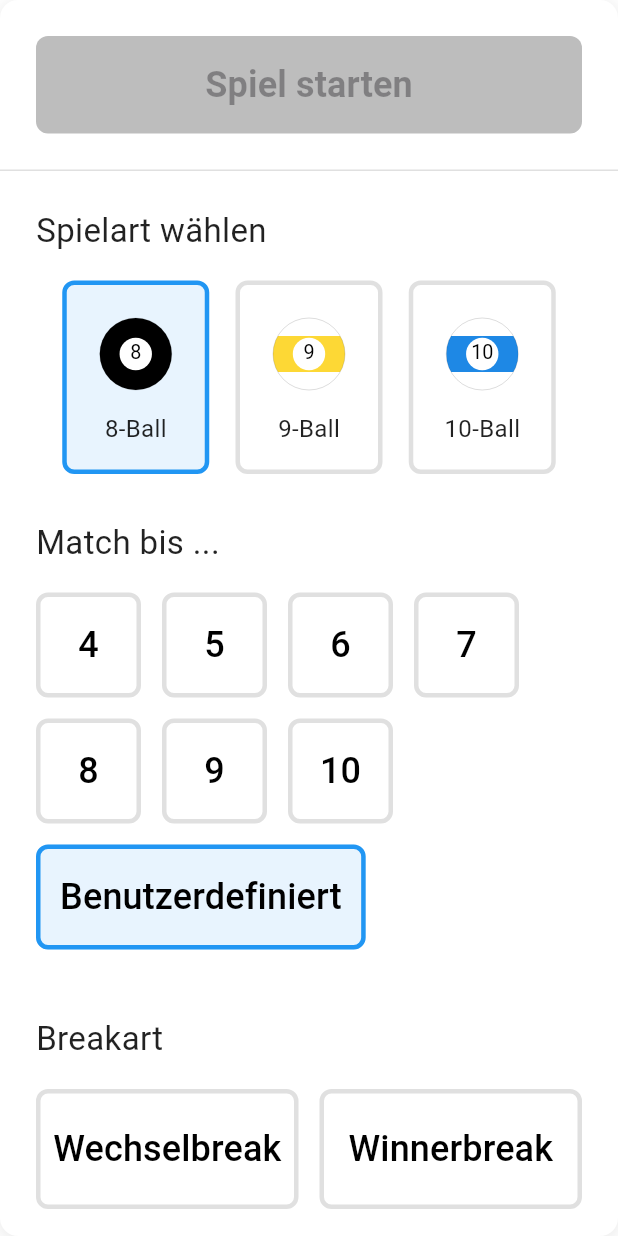
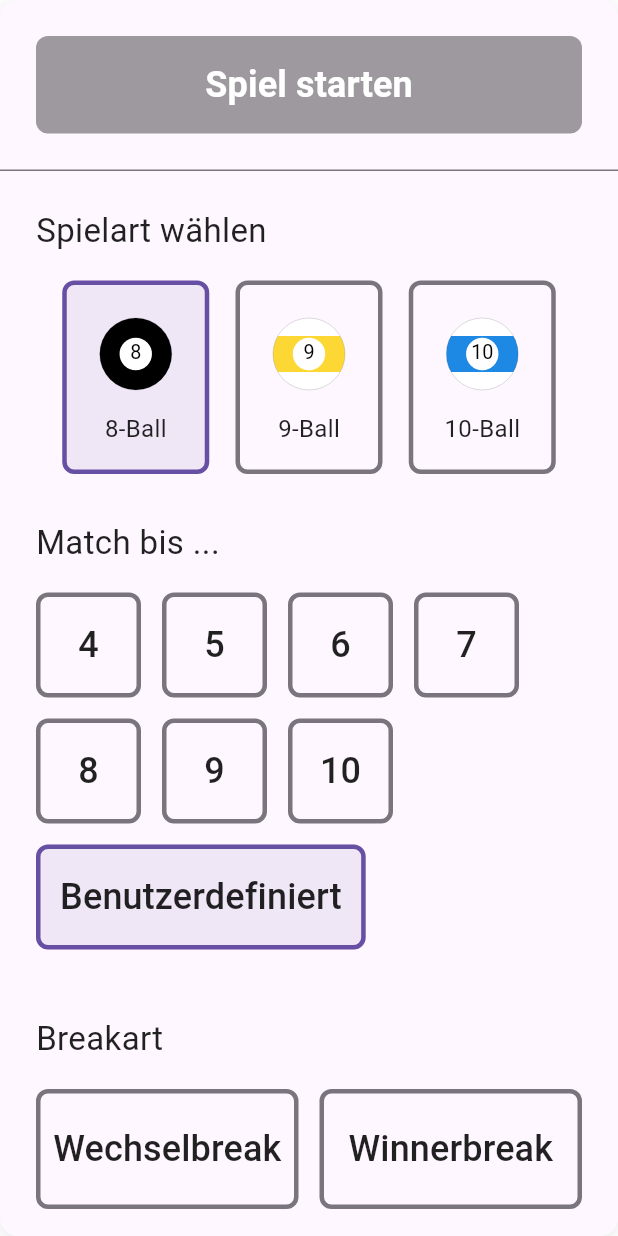
Before and after one commit to andyPetsch/club_score, a Flutter app: the PoolGameModal screen opened directly, on a phone screen of 412 x 824 dp. Run offline on Flutter 3.47's test engine with Material 3 defaults, Android fonts, the phone set to English and light mode, and no system bars; our stand-ins replace flutter_svg, shared_preferences; accounts and stored records are empty.

Commit message:
improved dark mode visibility

```diff
--- a/lib/theme/app_themes.dart
+++ b/lib/theme/app_themes.dart
@@ -38,6 +38,8 @@ class AppThemes {
       BilliardsThemeExtension(
         scoreBackgroundColor: lightScoreBackground,
         playerCardColor: lightSurface,
+        selectedItemBackground: Colors.blue.withOpacity(0.2),
+        selectedItemBorder: Colors.blue,
       ),
     ],
   );
@@ -69,6 +71,8 @@ class AppThemes {
       BilliardsThemeExtension(
         scoreBackgroundColor: darkScoreBackground,
         playerCardColor: darkSurface,
+        selectedItemBackground: Colors.blue.withOpacity(0.2),
+        selectedItemBorder: Colors.blue,
       ),
     ],
   );
@@ -78,20 +82,29 @@ class AppThemes {
 class BilliardsThemeExtension extends ThemeExtension<BilliardsThemeExtension> {
   final Color scoreBackgroundColor;
   final Color playerCardColor;
+  final Color selectedItemBackground;
+  final Color selectedItemBorder;
 
   BilliardsThemeExtension({
     required this.scoreBackgroundColor,
     required this.playerCardColor,
+    required this.selectedItemBackground,
+    required this.selectedItemBorder,
   });
 
   @override
   ThemeExtension<BilliardsThemeExtension> copyWith({
     Color? scoreBackgroundColor,
     Color? playerCardColor,
+    Color? selectedItemBackground,
+    Color? selectedItemBorder,
   }) {
     return BilliardsThemeExtension(
       scoreBackgroundColor: scoreBackgroundColor ?? this.scoreBackgroundColor,
       playerCardColor: playerCardColor ?? this.playerCardColor,
+      selectedItemBackground:
+          selectedItemBackground ?? this.selectedItemBackground,
+      selectedItemBorder: selectedItemBorder ?? this.selectedItemBorder,
     );
   }
 
@@ -114,6 +127,16 @@ class BilliardsThemeExtension extends ThemeExtension<BilliardsThemeExtension> {
         other.playerCardColor,
         t,
       )!,
+      selectedItemBackground: Color.lerp(
+        selectedItemBackground,
+        other.selectedItemBackground,
+        t,
+      )!,
+      selectedItemBorder: Color.lerp(
+        selectedItemBorder,
+        other.selectedItemBorder,
+        t,
+      )!,
     );
   }
 }
--- a/lib/widgets/pool_game_modal.dart
+++ b/lib/widgets/pool_game_modal.dart
@@ -1,6 +1,7 @@
 // lib/widgets/pool_game_modal.dart
 import 'package:flutter/material.dart';
 import '../utils/svg_provider.dart';
+import '../theme/app_themes.dart';
 
 class PoolGameModal extends StatefulWidget {
   final Function(String gameType, int raceToWin, String breakType) onGameStart;
@@ -32,13 +33,24 @@ class _PoolGameModalState extends State<PoolGameModal> {
 
   @override
   Widget build(BuildContext context) {
+    final ThemeData theme = Theme.of(context);
+    final ColorScheme colorScheme = theme.colorScheme;
+    final Color primaryColor = theme.primaryColor;
+    final Color backgroundColor = theme.cardColor;
+    final Color textColor = theme.textTheme.bodyLarge?.color ?? Colors.black;
+    final Color disabledColor = theme.disabledColor;
+
+    // Get billiards theme extension
+    final themeExt = theme.extension<BilliardsThemeExtension>();
+    final Color cardColor = themeExt?.playerCardColor ?? backgroundColor;
+
     return Scaffold(
       backgroundColor: Colors.transparent,
       body: Center(
         child: Container(
           width: 650,
           decoration: BoxDecoration(
-            color: Colors.white,
+            color: backgroundColor,
             borderRadius: BorderRadius.circular(12),
             boxShadow: [
               BoxShadow(
@@ -54,25 +66,29 @@ class _PoolGameModalState extends State<PoolGameModal> {
               // Header
               Container(
                 padding: const EdgeInsets.all(24),
-                decoration: const BoxDecoration(
+                decoration: BoxDecoration(
                   border: Border(
-                    bottom: BorderSide(color: Colors.black12, width: 1),
+                    bottom: BorderSide(color: theme.dividerColor, width: 1),
                   ),
                 ),
                 child: ElevatedButton(
                   onPressed: _canStartGame() ? _startGame : null,
                   style: ElevatedButton.styleFrom(
-                    backgroundColor: Colors.blue,
-                    disabledBackgroundColor: Colors.grey.shade400,
-                    foregroundColor: Colors.white,
+                    backgroundColor: primaryColor,
+                    disabledBackgroundColor: disabledColor,
+                    foregroundColor: colorScheme.onPrimary,
                     minimumSize: const Size.fromHeight(65),
                     shape: RoundedRectangleBorder(
                       borderRadius: BorderRadius.circular(8),
                     ),
                   ),
-                  child: const Text(
+                  child: Text(
                     'Spiel starten',
-                    style: TextStyle(fontSize: 24, fontWeight: FontWeight.bold),
+                    style: TextStyle(
+                      fontSize: 24,
+                      fontWeight: FontWeight.bold,
+                      color: colorScheme.onPrimary,
+                    ),
                   ),
                 ),
               ),
@@ -84,9 +100,9 @@ class _PoolGameModalState extends State<PoolGameModal> {
                   child: Column(
                     crossAxisAlignment: CrossAxisAlignment.start,
                     children: [
-                      const Text(
+                      Text(
                         'Spielart wählen',
-                        style: TextStyle(fontSize: 22),
+                        style: TextStyle(fontSize: 22, color: textColor),
                       ),
                       const SizedBox(height: 18),
 
@@ -101,9 +117,9 @@ class _PoolGameModalState extends State<PoolGameModal> {
                       ),
                       const SizedBox(height: 30),
 
-                      const Text(
+                      Text(
                         'Match bis ...',
-                        style: TextStyle(fontSize: 22),
+                        style: TextStyle(fontSize: 22, color: textColor),
                       ),
                       const SizedBox(height: 18),
 
@@ -127,13 +143,15 @@ class _PoolGameModalState extends State<PoolGameModal> {
                             width: double.infinity,
                             child: TextField(
                               keyboardType: TextInputType.number,
-                              style: const TextStyle(fontSize: 22),
-                              decoration: const InputDecoration(
+                              style: TextStyle(fontSize: 22, color: textColor),
+                              decoration: InputDecoration(
                                 border: OutlineInputBorder(),
                                 contentPadding: EdgeInsets.all(20),
                                 hintText: '1-99',
                                 labelText: 'Benutzerdefiniert',
                                 labelStyle: TextStyle(fontSize: 20),
+                                fillColor: cardColor,
+                                filled: true,
                               ),
                               onChanged: (value) {
                                 if (value.isNotEmpty) {
@@ -168,9 +186,9 @@ class _PoolGameModalState extends State<PoolGameModal> {
                         ),
                       const SizedBox(height: 30),
 
-                      const Text(
+                      Text(
                         'Breakart',
-                        style: TextStyle(fontSize: 22),
+                        style: TextStyle(fontSize: 22, color: textColor),
                       ),
                       const SizedBox(height: 18),
 
@@ -199,6 +217,12 @@ class _PoolGameModalState extends State<PoolGameModal> {
   }
 
   Widget _buildGameOption(BuildContext context, String gameType) {
+    final ThemeData theme = Theme.of(context);
+    final Color primaryColor = theme.primaryColor;
+    final Color textColor = theme.textTheme.bodyLarge?.color ?? Colors.black;
+    final Color cardColor = theme.cardColor;
+    final Color borderColor = theme.dividerColor;
+
     int ballNumber;
     switch (gameType) {
       case '8ball':
@@ -226,11 +250,11 @@ class _PoolGameModalState extends State<PoolGameModal> {
         padding: const EdgeInsets.all(16),
         decoration: BoxDecoration(
           border: Border.all(
-            color: isSelected ? Colors.blue : Colors.grey.shade300,
+            color: isSelected ? primaryColor : borderColor,
             width: 3,
           ),
           borderRadius: BorderRadius.circular(8),
-          color: isSelected ? Colors.blue.withOpacity(0.1) : Colors.white,
+          color: isSelected ? primaryColor.withOpacity(0.1) : cardColor,
         ),
         child: Column(
           children: [
@@ -238,7 +262,7 @@ class _PoolGameModalState extends State<PoolGameModal> {
             const SizedBox(height: 8),
             Text(
               '$ballNumber-Ball',
-              style: const TextStyle(fontSize: 16),
+              style: TextStyle(fontSize: 16, color: textColor),
             ),
           ],
         ),
@@ -247,6 +271,12 @@ class _PoolGameModalState extends State<PoolGameModal> {
   }
 
   Widget _buildRaceButton(int? race) {
+    final ThemeData theme = Theme.of(context);
+    final Color primaryColor = theme.primaryColor;
+    final Color textColor = theme.textTheme.bodyLarge?.color ?? Colors.black;
+    final Color cardColor = theme.cardColor;
+    final Color borderColor = theme.dividerColor;
+
     final isSelected = race == selectedRace || (race == null && showCustomRace);
     final isCustom = race == null;
 
@@ -263,13 +293,12 @@ class _PoolGameModalState extends State<PoolGameModal> {
         });
       },
       style: ElevatedButton.styleFrom(
-        backgroundColor:
-            isSelected ? Colors.blue.withOpacity(0.1) : Colors.white,
-        foregroundColor: Colors.black,
+        backgroundColor: isSelected ? primaryColor.withOpacity(0.1) : cardColor,
+        foregroundColor: textColor,
         padding: const EdgeInsets.symmetric(horizontal: 16, vertical: 14),
         minimumSize: const Size(70, 70),
         side: BorderSide(
-          color: isSelected ? Colors.blue : Colors.grey.shade300,
+          color: isSelected ? primaryColor : borderColor,
           width: 3,
         ),
         elevation: 0,
@@ -279,12 +308,18 @@ class _PoolGameModalState extends State<PoolGameModal> {
       ),
       child: Text(
         isCustom ? 'Benutzerdefiniert' : race.toString(),
-        style: const TextStyle(fontSize: 24),
+        style: TextStyle(fontSize: 24, color: textColor),
       ),
     );
   }
 
   Widget _buildBreakButton(String breakType, String label) {
+    final ThemeData theme = Theme.of(context);
+    final Color primaryColor = theme.primaryColor;
+    final Color textColor = theme.textTheme.bodyLarge?.color ?? Colors.black;
+    final Color cardColor = theme.cardColor;
+    final Color borderColor = theme.dividerColor;
+
     final isSelected = selectedBreak == breakType;
 
     return ElevatedButton(
@@ -294,13 +329,12 @@ class _PoolGameModalState extends State<PoolGameModal> {
         });
       },
       style: ElevatedButton.styleFrom(
-        backgroundColor:
-            isSelected ? Colors.blue.withOpacity(0.1) : Colors.white,
-        foregroundColor: Colors.black,
+        backgroundColor: isSelected ? primaryColor.withOpacity(0.1) : cardColor,
+        foregroundColor: textColor,
         padding: const EdgeInsets.symmetric(vertical: 18),
         minimumSize: const Size(0, 80),
         side: BorderSide(
-          color: isSelected ? Colors.blue : Colors.grey.shade300,
+          color: isSelected ? primaryColor : borderColor,
           width: 3,
         ),
         elevation: 0,
@@ -310,7 +344,7 @@ class _PoolGameModalState extends State<PoolGameModal> {
       ),
       child: Text(
         label,
-        style: const TextStyle(fontSize: 24),
+        style: TextStyle(fontSize: 24, color: textColor),
       ),
     );
   }
```
